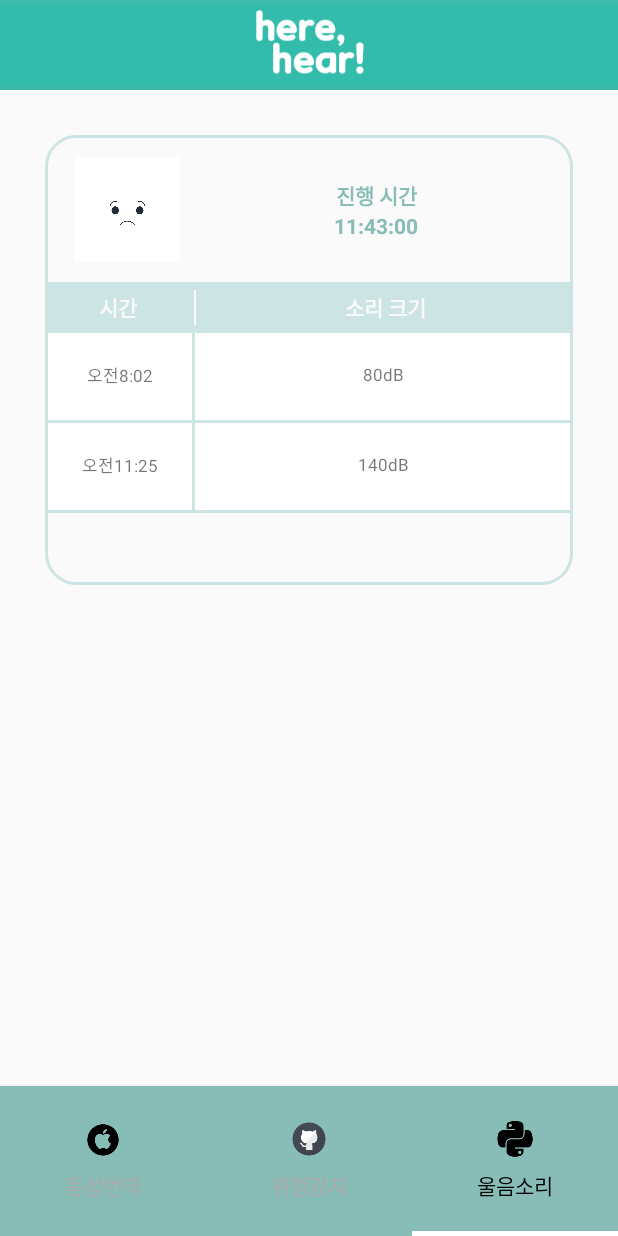
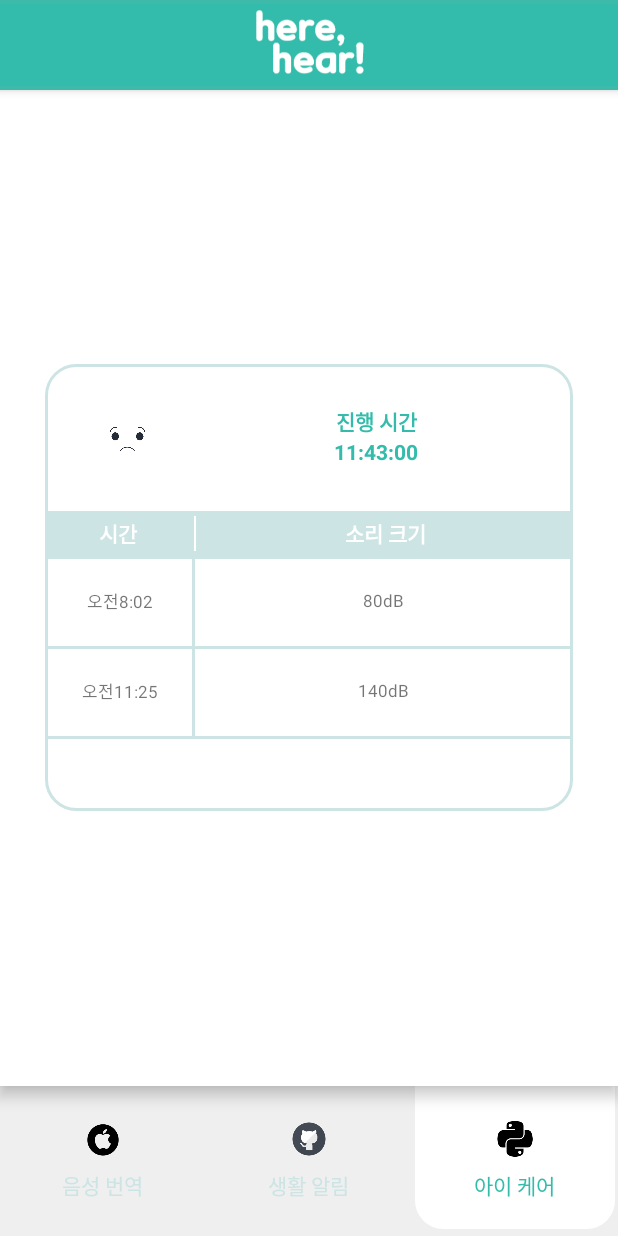
Before and after one commit to allcle/JCP, an Android app: the screen it shows after launch (MainActivity), item 3 of the bottom bar chosen, on a phone screen of 412 x 824 dp. Run offline under Robolectric (Android 15) with nearby library versions, the phone set to English and light mode, and no system bars.

Commit message:
풀리퀘

```diff
--- a/2. Programming_workspace/HereHear/app/src/main/java/com/jcp/herehear/Activity/MainActivity.java
+++ b/2. Programming_workspace/HereHear/app/src/main/java/com/jcp/herehear/Activity/MainActivity.java
@@ -94,6 +94,7 @@ public class MainActivity extends AppCompatActivity {
                 /* 현재 탭이 선택 되었을 때 */
                 int pos = tab.getPosition();
 
+
             }
 
             @Override
@@ -120,9 +121,9 @@ public class MainActivity extends AppCompatActivity {
     public void setViewPager(ViewPager viewPager){
 
         MainPageAdapter adapter = new MainPageAdapter(getSupportFragmentManager());
-        adapter.addFragment(new SttFragment(), "음성번역");
-        adapter.addFragment(new DangerFragment(), "위험감지");
-        adapter.addFragment(new CryFragment(), "울음소리");
+        adapter.addFragment(new SttFragment(), "음성 번역");
+        adapter.addFragment(new DangerFragment(), "생활 알림");
+        adapter.addFragment(new CryFragment(), "아이 케어");
         viewPager.setAdapter(adapter);
 
     }
--- a/2. Programming_workspace/HereHear/app/src/main/res/drawable/custom_border_top.xml
+++ b/2. Programming_workspace/HereHear/app/src/main/res/drawable/custom_border_top.xml
@@ -1,18 +1,43 @@
 <?xml version="1.0" encoding="utf-8"?>
-<shape xmlns:android="http://schemas.android.com/apk/res/android"
-    android:shape="rectangle">
 
+
+<layer-list xmlns:android="http://schemas.android.com/apk/res/android">
+    <item android:top="2dp" android:right="0dp" android:left="0dp" android:bottom="-2dp">
+        <shape android:shape="rectangle">
+            <solid android:color="@color/background" />
             <corners
                 android:topLeftRadius="20dp"
                 android:topRightRadius="20dp"/>
-
             <padding
                 android:left="10dp"
                 android:right="10dp"
                 android:top="10dp"
                 android:bottom="10dp"/>
-
+            <margin
+                android:left="0dp"
+                android:right="0dp"
+                android:top="0dp"
+                />
             <stroke android:width="2dp"
                 android:color="@color/RecyclerView_border"/>
+        </shape>
+    </item>
+</layer-list>
 
-</shape>
+
+    <!--아래한줄 지우려고 주석처리 했어요!-->
+
+    <!--<shape xmlns:android="http://schemas.android.com/apk/res/android"-->
+    <!--    android:shape="rectangle">-->
+
+    <!--    <corners-->
+    <!--        android:topLeftRadius="20dp"-->
+    <!--        android:topRightRadius="20dp"/>-->
+    <!--    <padding-->
+    <!--        android:left="10dp"-->
+    <!--        android:right="10dp"-->
+    <!--        android:top="10dp"-->
+    <!--        android:bottom="10dp"/>-->
+    <!--    <stroke android:width="2dp"-->
+    <!--        android:color="@color/RecyclerView_border"/>-->
+    <!--</shape>-->
--- /dev/null
+++ b/2. Programming_workspace/HereHear/app/src/main/res/drawable/menu_border_bottom.xml
@@ -0,0 +1,61 @@
+<?xml version="1.0" encoding="utf-8"?>
+
+
+<!--    <item android:top="5dp"/>-->
+
+<!--    <border>-->
+<!--        <stroke android:color="@color/shadow"-->
+<!--            android:width="5dp" ></stroke>\-->
+<!--    -->
+<layer-list xmlns:android="http://schemas.android.com/apk/res/android">
+<item>
+    <shape android:shape="rectangle">
+        <solid android:color="@color/shadow" />
+    </shape>
+</item>
+<!--    밥그릇 뒤 배경-->
+
+
+        <item android:top="-10dp" android:right="0dp" android:left="0dp" android:bottom="3dp"
+
+           >
+                                                                                                                                                                                                             >
+
+
+            <shape android:shape="rectangle"  android:elevation="5dp">
+                <solid android:color="@color/background" />
+                <corners
+                    android:bottomLeftRadius="20dp"
+                    android:bottomRightRadius="20dp"/>
+                <padding
+                    android:left="10dp"
+                    android:right="10dp"
+                    android:top="10dp"
+                    android:bottom="10dp"/>
+                <margin
+                    android:left="0dp"
+                    android:right="0dp"
+                    android:top="0dp"
+                    />
+                <stroke android:width="2dp"
+                    android:color="@color/shadow"/>
+            </shape>
+        </item>
+<!--    <item android:name="android:windowContentOverlay">20dp</item>-->
+<!--    <item android:name="android:windowContentOverlay">20dp</item>-->
+    </layer-list>
+
+
+
+
+
+
+
+
+
+
+
+
+
+<!--    &lt;!&ndash;배경색&ndash;&gt;-->
+<!--    <solid android:color="@color/background"/>-->
--- /dev/null
+++ b/2. Programming_workspace/HereHear/app/src/main/res/drawable/tab_border_top_unselect.xml
@@ -0,0 +1,24 @@
+<?xml version="1.0" encoding="utf-8"?>
+
+<layer-list xmlns:android="http://schemas.android.com/apk/res/android">
+
+
+    <item>
+        <shape android:shape="rectangle">
+            <solid android:color="@color/shadow" />
+            <!--위에 볼더 탑-->
+        </shape>
+    </item>
+
+    <item android:top="0dp">
+
+        <shape android:shape="rectangle">
+
+            <solid android:color="@color/shadow" />
+<!--사각형 배경색-->
+        </shape>
+
+    </item>
+
+
+</layer-list>
--- /dev/null
+++ b/2. Programming_workspace/HereHear/app/src/main/res/drawable/tab_selector.xml
@@ -0,0 +1,10 @@
+<?xml version="1.0" encoding="utf-8"?>
+<selector xmlns:android="http://schemas.android.com/apk/res/android">
+
+    <item   android:drawable="@drawable/menu_border_bottom" android:state_selected="true"  >
+
+
+    </item>
+    <item android:drawable="@drawable/tab_border_top_unselect">
+    </item>
+</selector>
--- a/2. Programming_workspace/HereHear/app/src/main/res/layout/activity_main.xml
+++ b/2. Programming_workspace/HereHear/app/src/main/res/layout/activity_main.xml
@@ -9,46 +9,62 @@
     <LinearLayout
         android:layout_width="match_parent"
         android:layout_height="match_parent"
-        android:orientation="vertical">
-
+        android:orientation="vertical"
+        >
+        <!--         탑바-->
         <ImageView
             android:id="@+id/MainActivity_ImageView_topBar"
             android:layout_width="wrap_content"
             android:layout_height="60dp"
             android:background="#3ebaab"
-
+            android:elevation="4dp"
             android:src="@drawable/icon_title_background" />
 
         <RelativeLayout
             android:layout_width="match_parent"
             android:layout_height="match_parent">
 
+            <!--       android:background="@color/background"          -->
+
+            <!--            밑에 바 -->
+
             <androidx.viewpager.widget.ViewPager
+                android:elevation="6dp"
                 android:id="@+id/MainActivity_ViewPager_viewPager"
                 android:layout_width="match_parent"
                 android:layout_height="match_parent"
                 android:layout_alignTop="@+id/MainActivity_AppBarLayout_barLayout"
-                android:layout_alignParentTop="true"/>
-
+                android:layout_alignParentTop="true"
+                android:layout_marginBottom="100dp"
+                android:layout_marginTop="-2dp"
+                android:background="@color/background" />
 
             <com.google.android.material.appbar.AppBarLayout
+
                 android:id="@+id/MainActivity_AppBarLayout_barLayout"
                 android:layout_width="match_parent"
                 android:layout_height="wrap_content"
-                android:layout_alignParentBottom="true">
+                android:layout_alignParentBottom="true"
 
+                >
+
+                <!--                android:elevation="0dp"는 쉐도우 없애기 고민중입니다.-->
+                <!--                FIXME!-->
                 <com.google.android.material.tabs.TabLayout
+
                     android:id="@+id/MainActivity_TabLayout_tabLayout"
                     android:layout_width="match_parent"
                     android:layout_height="@dimen/tabHeight"
-                    android:background="@color/colorPrimary"
+                    android:background="@color/background"
+
+                    app:tabBackground="@drawable/tab_selector"
+                    app:tabGravity="fill"
+                    app:tabIndicatorColor="@color/shadow"
+                    app:tabIndicatorHeight="3dp"
                     app:tabMode="fixed"
-                    app:tabGravity="fill"
-                    app:tabTextColor="@android:color/darker_gray"
-                    app:tabSelectedTextColor="@android:color/black"
-                    app:tabIndicatorColor="#ffffff"
-                    app:tabIndicatorHeight="3dp"/>
-
+                    app:tabSelectedTextColor="@color/colorPrimary"
+                    app:tabTextColor="@color/SttFragment_dictate" />
+                <!--                app:tabIndicatorColor="@color/shadow" 스토커 탭-->
             </com.google.android.material.appbar.AppBarLayout>
 
         </RelativeLayout>
--- a/2. Programming_workspace/HereHear/app/src/main/res/layout/fragment_cry.xml
+++ b/2. Programming_workspace/HereHear/app/src/main/res/layout/fragment_cry.xml
@@ -10,7 +10,8 @@
         android:layout_width="match_parent"
         android:layout_height="match_parent"
         android:orientation="vertical"
-        android:layout_margin="30dp">
+        android:layout_margin="30dp"
+        android:gravity="center|right">
 
         <!--        위에 블록-->
         <LinearLayout
--- a/2. Programming_workspace/HereHear/app/src/main/res/layout/fragment_danger.xml
+++ b/2. Programming_workspace/HereHear/app/src/main/res/layout/fragment_danger.xml
@@ -9,7 +9,8 @@
         android:layout_width="match_parent"
         android:layout_height="match_parent"
         android:orientation="vertical"
-        android:layout_margin="30dp">
+        android:layout_margin="30dp"
+         android:gravity="center|right">
 
         <LinearLayout
             android:layout_width="match_parent"
@@ -23,7 +24,9 @@
                 android:layout_width="60dp"
                 android:layout_height="60dp"
                 android:layout_marginHorizontal="20dp"
-                android:src="@drawable/sound_off"/>
+                android:background="@color/background"
+                android:backgroundTint="@color/background"
+                android:src="@drawable/sound_off" />
 
             <LinearLayout
                 android:layout_width="match_parent"
--- a/2. Programming_workspace/HereHear/app/src/main/res/layout/fragment_danger_adapter.xml
+++ b/2. Programming_workspace/HereHear/app/src/main/res/layout/fragment_danger_adapter.xml
@@ -35,7 +35,8 @@
 
         <pl.droidsonroids.gif.GifImageView
             android:id="@+id/DangerFragmentAdapter_ImageView_Wave"
-            android:layout_width="200dp"
+            android:layout_gravity="center"
+            android:layout_width="180dp"
             android:layout_height="30dp"
             android:src="@drawable/soundwave_off"
             android:scaleType="fitXY"/>
--- /dev/null
+++ b/2. Programming_workspace/HereHear/app/src/main/res/menu/menu_bottom.xml
@@ -0,0 +1,24 @@
+<?xml version="1.0" encoding="utf-8"?>
+<menu xmlns:android="http://schemas.android.com/apk/res/android">
+
+    <item
+        android:id="@+id/navigation_menu1"
+        android:icon="@android:drawable/ic_menu_call"
+        android:title="MENU1" />
+
+    <item
+        android:id="@+id/navigation_menu2"
+        android:icon="@android:drawable/ic_menu_camera"
+        android:title="MENU2" />
+
+    <item
+        android:id="@+id/navigation_menu3"
+        android:icon="@android:drawable/ic_menu_edit"
+        android:title="MENU3" />
+
+    <item
+        android:id="@+id/navigation_menu4"
+        android:icon="@android:drawable/ic_menu_help"
+        android:title="MENU3" />
+
+</menu>
--- a/2. Programming_workspace/HereHear/app/src/main/res/values/colors.xml
+++ b/2. Programming_workspace/HereHear/app/src/main/res/values/colors.xml
@@ -14,17 +14,17 @@
 
 <resources>
     <!-- 기본 테마 색 정의 -->
-    <color name="colorPrimary">#87BCB7</color>
+    <color name="colorPrimary">#33bcab</color>
     <color name="colorPrimaryDark">#00574B</color>
     <color name="colorAccent">#D81B60</color>
 
     <!-- Stt 번역 칸 테마 색 -->
     <color name="SttFragment_dictate">#cce4e3</color>
-    <!--상위tab컬러-->
-    <color name="TabUpper">#33bcab</color>
-    <!--백그라운드:누리끼리화이트-->
-    <color name="background">#fafafa</color>
+
+    <!--백그라운드:화이트-->
+    <color name="background">#ffffff</color>
     <!-- RecyclerView 표 테두리 색 -->
     <color name="RecyclerView_border">#cce4e3</color>
-
+    <!--    임시 쉐도우 색-->
+    <color name="shadow">#efefef</color>
 </resources>
```
Also changed, not shown: 2. Programming_workspace/HereHear/app/src/main/res/tab_selector.xml (added). Lines whose indentation alone changed are shown as unchanged.
